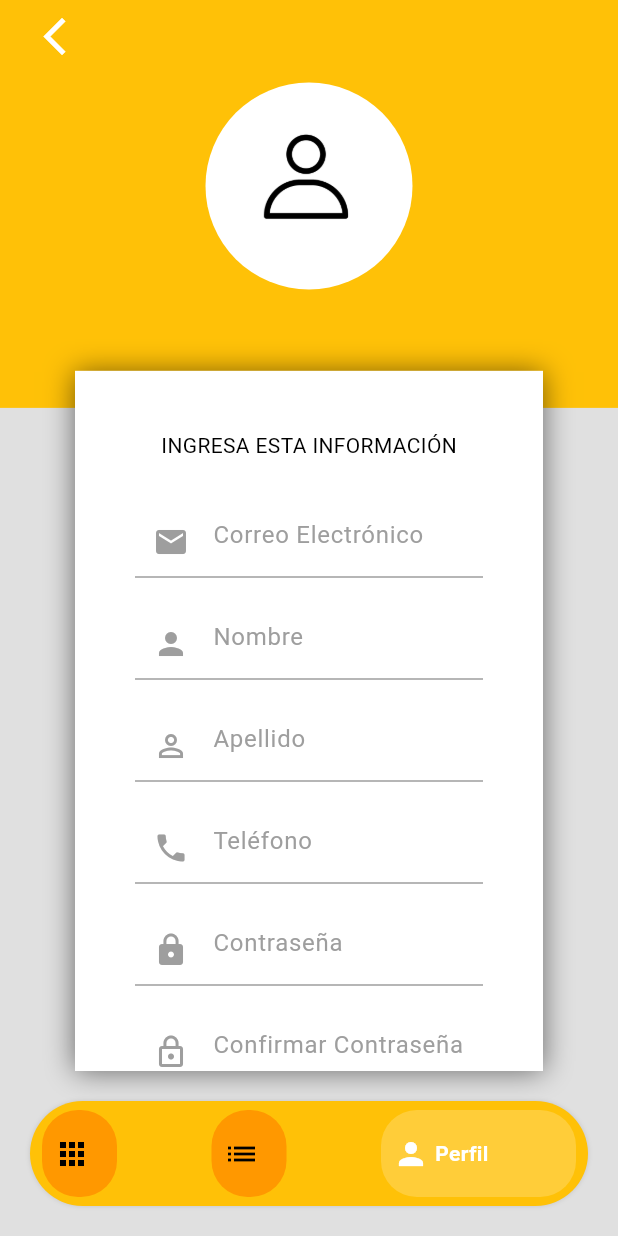
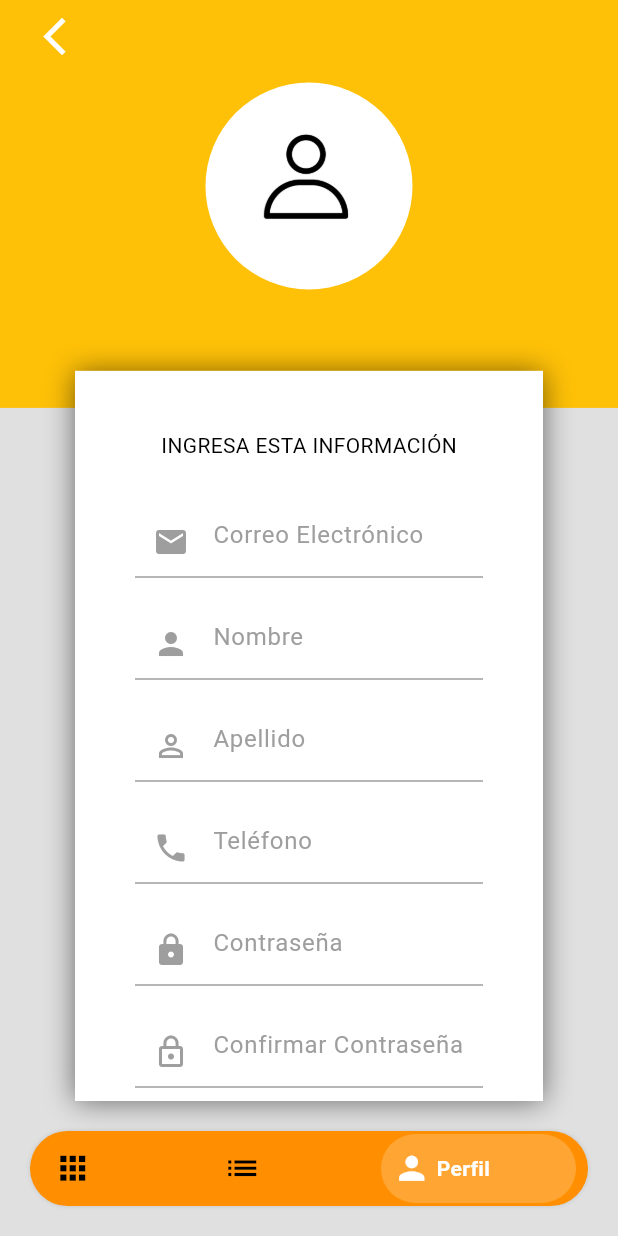
Before and after one commit to OptimusGL/Prueba-Flutter-FrontEnd, a Flutter app: the ClientProductsListPage screen opened by its route, item 3 of the bottom bar chosen, on a phone screen of 412 x 824 dp. Run offline on Flutter 3.47's test engine with Material 3 defaults, Android fonts, the phone set to English and light mode, and no system bars; our stand-ins replace get, get_storage, image_picker, sn_progress_dialog; accounts and stored records are empty.

Commit message:
Ajustes en los estilos de los botones del menú.

```diff
--- a/analysis_options.yaml
+++ b/analysis_options.yaml
@@ -21,6 +21,9 @@ linter:
   # `// ignore_for_file: name_of_lint` syntax on the line or in the file
   # producing the lint.
   rules:
+  #    camel_case_types: true
+    - use_super_parameters
+  #  empty_statements: false
     # avoid_print: false  # Uncomment to disable the `avoid_print` rule
     # prefer_single_quotes: true  # Uncomment to enable the `prefer_single_quotes` rule
 
--- a/lib/src/environment/environment.dart
+++ b/lib/src/environment/environment.dart
@@ -1,6 +1,6 @@
 class Environment {
 
-  static const String API_URL = "http://192.168.1.68:3000/";
-  static const String API_URL_OLD = "192.168.1.68:3000";
+  static const String API_URL = "http://192.168.1.69:3000/";
+  static const String API_URL_OLD = "192.168.1.69:3000";
 
 }
--- a/lib/src/models/response_api.dart
+++ b/lib/src/models/response_api.dart
@@ -11,8 +11,8 @@ class ResponseApi {
   dynamic data;
 
   ResponseApi({
-    required this.success,
-    required this.message,
+    this.success,
+    this.message,
     this.data
   });
 
--- a/lib/src/models/user.dart
+++ b/lib/src/models/user.dart
@@ -18,13 +18,13 @@ class User {
   List<Rol>? roles = [];
 
   User({
-    required this.id,
-    required this.email,
-    required this.name,
-    required this.lastname,
-    required this.phone,
-    required this.image,
-    required this.password,
+    this.id,
+    this.email,
+    this.name,
+    this.lastname,
+    this.phone,
+    this.image,
+    this.password,
     this.sessionToken,
     this.roles
   });
@@ -50,6 +50,6 @@ class User {
     "image": image,
     "password": password,
     "session_token": sessionToken,
-    "roles": roles
+    'roles': roles
   };
 }
--- a/lib/src/pages/client/products/list/client_products_list_page.dart
+++ b/lib/src/pages/client/products/list/client_products_list_page.dart
@@ -28,8 +28,8 @@ class ClientProductsListPage extends StatelessWidget {
 
   Widget _bottomBar() {
     return Obx(() => CustomAnimatedBottomBar(
-      containerHeight: 70,
-      backgroundColor: Colors.amber,
+      containerHeight: 50,
+      backgroundColor: Colors.amber.shade800,
       showElevation: true,
       itemCornerRadius: 24,
       curve: Curves.easeIn,
@@ -38,13 +38,13 @@ class ClientProductsListPage extends StatelessWidget {
       items: [
         BottomNavyBarItem(
             icon: Icon(Icons.apps),
-            title: Text('Home'),
+            title: Text('Inicio'),
             activeColor: Colors.white,
             inactiveColor: Colors.black
         ),
         BottomNavyBarItem(
             icon: Icon(Icons.list),
-            title: Text('Mis pedidos'),
+            title: Text('Mis Pedidos'),
             activeColor: Colors.white,
             inactiveColor: Colors.black
         ),
--- a/lib/src/pages/login/login_controller.dart
+++ b/lib/src/pages/login/login_controller.dart
@@ -1,5 +1,4 @@
 import 'package:flutter/cupertino.dart';
-import 'package:flutter/scheduler.dart';
 import 'package:get/get.dart';
 import 'package:get_storage/get_storage.dart';
 import 'package:prueba_tecnica_flutter/src/models/response_api.dart';
--- a/lib/src/pages/register/register_controller.dart
+++ b/lib/src/pages/register/register_controller.dart
@@ -5,10 +5,10 @@ import 'package:flutter/material.dart';
 import 'package:get/get.dart';
 import 'package:get_storage/get_storage.dart';
 import 'package:image_picker/image_picker.dart';
+import 'package:sn_progress_dialog/progress_dialog.dart';
 import 'package:prueba_tecnica_flutter/src/models/response_api.dart';
 import 'package:prueba_tecnica_flutter/src/models/user.dart';
 import 'package:prueba_tecnica_flutter/src/providers/users_provider.dart';
-import 'package:sn_progress_dialog/progress_dialog.dart';
 
 class RegisterController extends GetxController {
   TextEditingController emailController = TextEditingController();
--- a/lib/src/utils/custom_animated_bottom_bar.dart
+++ b/lib/src/utils/custom_animated_bottom_bar.dart
@@ -1,5 +1,4 @@
 import 'package:flutter/material.dart';
-import 'package:flutter/widgets.dart';
 
 class CustomAnimatedBottomBar extends StatelessWidget {
 
@@ -7,7 +6,7 @@ class CustomAnimatedBottomBar extends StatelessWidget {
     Key? key,
     this.selectedIndex = 0,
     this.showElevation = true,
-    this.iconSize = 24,
+    this.iconSize = 25,
     this.backgroundColor,
     this.itemCornerRadius = 50,
     this.containerHeight = 56,
@@ -33,12 +32,12 @@ class CustomAnimatedBottomBar extends StatelessWidget {
 
   @override
   Widget build(BuildContext context) {
-    final bgColor = backgroundColor ?? Theme.of(context).bottomAppBarTheme;
+    final bgColor = backgroundColor ?? Theme.of(context).bottomAppBarColor;
 
     return Container(
       margin: EdgeInsets.all(20),
       decoration: BoxDecoration(
-        color: backgroundColor,
+        color: bgColor,
         borderRadius: BorderRadius.circular(50),
         boxShadow: [
           if (showElevation)
@@ -52,7 +51,7 @@ class CustomAnimatedBottomBar extends StatelessWidget {
         child: Container(
           width: double.infinity,
           height: containerHeight,
-          padding: const EdgeInsets.symmetric(vertical: 6, horizontal: 8),
+          padding: const EdgeInsets.symmetric(vertical: 2, horizontal: 8),
           child: Row(
             mainAxisAlignment: mainAxisAlignment,
             children: items.map((item) {
@@ -63,7 +62,7 @@ class CustomAnimatedBottomBar extends StatelessWidget {
                   item: item,
                   iconSize: iconSize,
                   isSelected: index == selectedIndex,
-                  backgroundColor: Colors.orange,
+                  backgroundColor: bgColor,
                   itemCornerRadius: itemCornerRadius,
                   animationDuration: animationDuration,
                   curve: curve,
@@ -75,6 +74,10 @@ class CustomAnimatedBottomBar extends StatelessWidget {
       ),
     );
   }
+}
+
+extension on ThemeData {
+  get bottomAppBarColor => null;
 }
 
 class _ItemWidget extends StatelessWidget {
@@ -109,7 +112,7 @@ class _ItemWidget extends StatelessWidget {
         curve: curve,
         decoration: BoxDecoration(
           color:
-          isSelected ? item.activeColor.withOpacity(0.2) : backgroundColor,
+          isSelected ? item.activeColor.withValues(alpha: 0.2) : backgroundColor,
           borderRadius: BorderRadius.circular(itemCornerRadius),
         ),
         child: SingleChildScrollView(
@@ -127,7 +130,7 @@ class _ItemWidget extends StatelessWidget {
                   data: IconThemeData(
                     size: iconSize,
                     color: isSelected
-                        ? item.activeColor.withOpacity(1)
+                        ? item.activeColor.withValues(green: 1)
                         : item.inactiveColor == null
                         ? item.activeColor
                         : item.inactiveColor,
--- a/pubspec.yaml
+++ b/pubspec.yaml
@@ -40,6 +40,7 @@ dependencies:
   http: ^1.3.0
   sn_progress_dialog: ^1.2.0
 
+  path: any
 dev_dependencies:
   flutter_test:
     sdk: flutter
```
Also changed, not shown: lib/src/models/Rol.dart (+4 -4 lines), lib/src/pages/login/login_page.dart (+5 -5 lines), lib/src/providers/users_provider.dart (+32 -1 lines), assets/img/delivery.png, pubspec.lock, 1 other file. Lines whose indentation alone changed are shown as unchanged.
